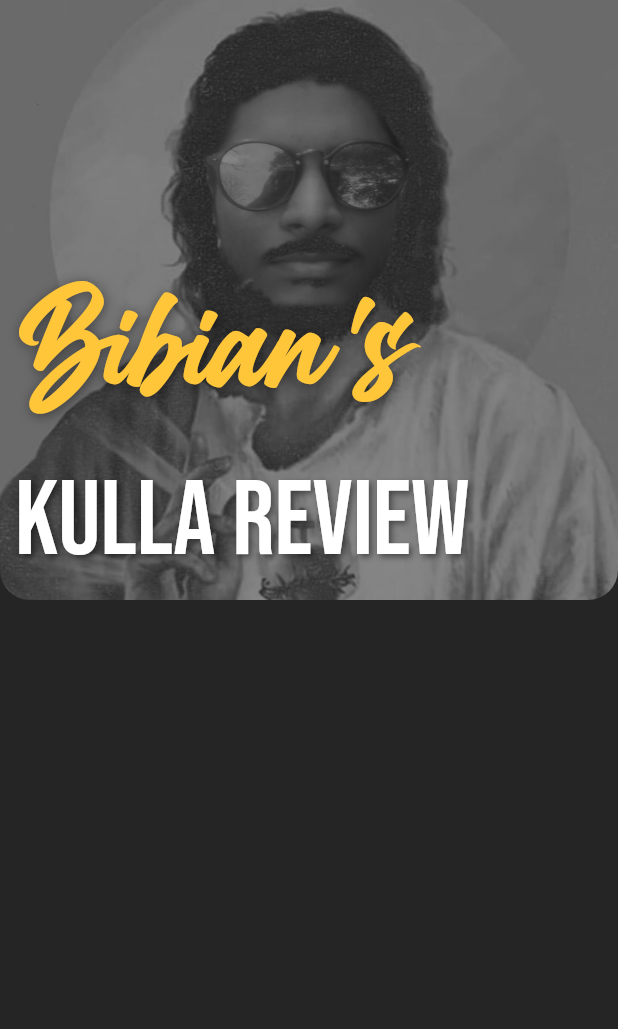
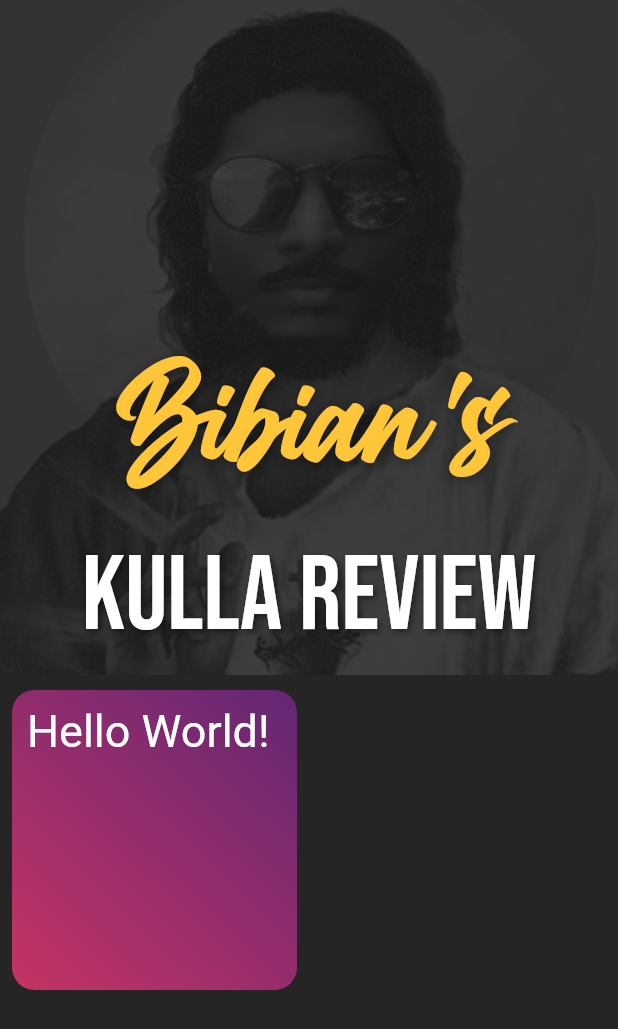
Before and after one commit to rahwinside/flutter_workshop2020, a Flutter app: the screen it shows after launch, on a phone screen of 412 x 824 dp. Shown: the top 1029 px of the screen. Run offline on Flutter 3.47's test engine with Material 2 defaults, Android fonts, the light colour scheme and no system bars.

Commit message:
added card 1

```diff
--- a/lib/main.dart
+++ b/lib/main.dart
@@ -14,29 +14,23 @@ class BioData extends StatelessWidget {
         body: SingleChildScrollView(
           child: Column(
             mainAxisAlignment: MainAxisAlignment.start,
-            crossAxisAlignment: CrossAxisAlignment.start,
+            crossAxisAlignment: CrossAxisAlignment.stretch,
             children: [
               Container(
+                height: 450,
                 decoration: BoxDecoration(
-                  borderRadius: BorderRadius.only(
-                    bottomLeft: Radius.circular(20),
-                    bottomRight: Radius.circular(20)
+                  borderRadius: BorderRadius.only(bottomLeft: Radius.circular(10), bottomRight: Radius.circular(10)),
+                  image: DecorationImage(
+                    image: AssetImage("images/profile.jpeg"),
+                    alignment: Alignment.topCenter,
+                    colorFilter: new ColorFilter.mode(Colors.black.withOpacity(0.2), BlendMode.dstATop),
+                    fit: BoxFit.fitHeight,
                   ),
-                  image: DecorationImage(
-                    image: AssetImage(
-                      "images/profile.jpeg",
-                    ),
-                    fit: BoxFit.fitWidth,
-                    alignment: Alignment.topCenter,
-                    colorFilter: ColorFilter.mode(Colors.black38.withOpacity(0.5),
-                    BlendMode.dstATop)
-                  ),
+                  color: Colors.black45,
                 ),
-                padding: EdgeInsets.all(10),
-                height: 400,
+                padding: EdgeInsets.only(bottom: 10, top: 20, left: 20, right: 20),
                 child: Column(
                   mainAxisAlignment: MainAxisAlignment.end,
-                  crossAxisAlignment: CrossAxisAlignment.stretch,
                   children: [
                     Text(
                       "Bibian's",
@@ -78,8 +72,35 @@ class BioData extends StatelessWidget {
               Container(
                 child: Row(
                   children: [
-                    Column(),
-                    Column(),
+                    Flexible(
+                      child: Padding(
+                        padding: const EdgeInsets.only(left: 8.0, right: 8.0, top: 10, bottom: 20),
+                        child: Column(
+                          crossAxisAlignment: CrossAxisAlignment.stretch,
+                          children: [
+                            Container(
+                              padding: EdgeInsets.all(10),
+                              height: 200,
+                              decoration: BoxDecoration(
+                                gradient: LinearGradient(
+                                  end: Alignment.bottomLeft,
+                                  begin: Alignment.topRight,
+                                  colors: [Color(0xff622774), Color(0xffc53364)]),
+                                borderRadius: BorderRadius.all(Radius.circular(15)),
+                              ),
+                              child: Text(
+                                "Hello World!",
+                                style: TextStyle(
+                                  color: Colors.white,
+                                  fontSize: 30
+                                ),
+                              ),
+                            ),
+                          ],
+                        ),
+                      )
+                    ),
+                    Flexible(child: Column()),
                   ],
                 ),
               ),
```
